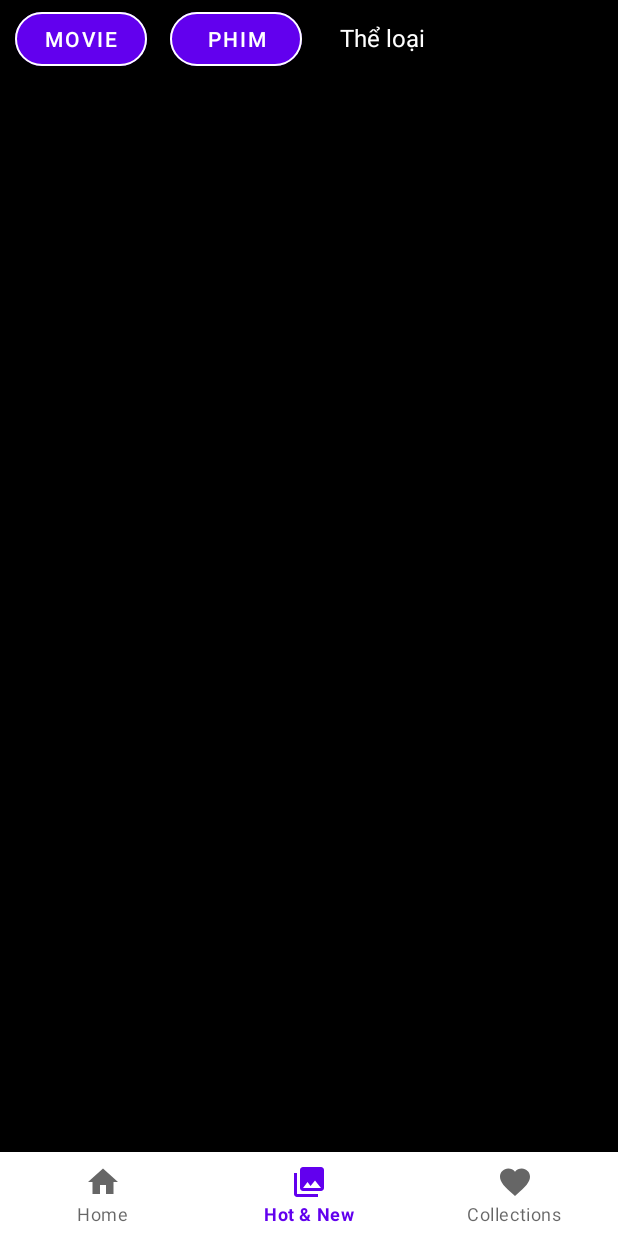
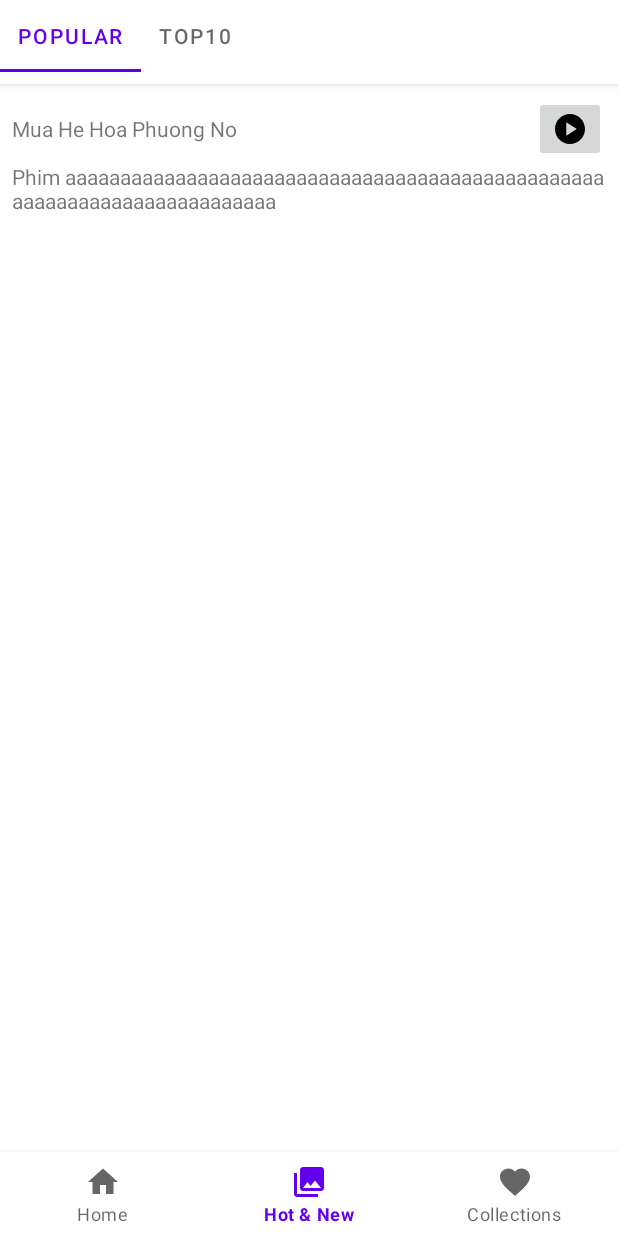
Before and after one commit to Kaeyn/GenZinema, an Android app: the screen it shows after launch (BottomNav), item 2 of the bottom bar chosen, on a phone screen of 412 x 824 dp. Run offline under Robolectric (Android 15) with nearby library versions, the phone set to English and light mode, and no system bars.

Commit message:
Added TabLayout + ViewPager

```diff
--- a/app/build.gradle
+++ b/app/build.gradle
@@ -33,6 +33,8 @@ dependencies {
     implementation 'androidx.appcompat:appcompat:1.6.1'
     implementation 'com.google.android.material:material:1.5.0'
     implementation 'androidx.constraintlayout:constraintlayout:2.1.4'
+    implementation 'com.google.android.material:material:1.4.0'  // For TabLayout and ViewPager2
+    implementation 'androidx.viewpager2:viewpager2:1.0.0'
     testImplementation 'junit:junit:4.13.2'
     androidTestImplementation 'androidx.test.ext:junit:1.1.5'
     androidTestImplementation 'androidx.test.espresso:espresso-core:3.5.1'
--- a/app/src/main/AndroidManifest.xml
+++ b/app/src/main/AndroidManifest.xml
@@ -25,9 +25,6 @@
             android:name=".View.HomePage"
             android:exported="false" />
         <activity
-            android:name=".View.UserProfile"
-            android:exported="false" />
-        <activity
             android:name=".View.BottomNav"
             android:exported="true">
             <intent-filter>
--- a/app/src/main/java/android/genzinema/Controller/Cus_Item_Search_Adapter.java
+++ b/app/src/main/java/android/genzinema/Controller/Cus_Item_Search_Adapter.java
@@ -28,6 +28,7 @@ public class Cus_Item_Search_Adapter extends RecyclerView.Adapter<Cus_Item_Searc
     @Override
     public void onBindViewHolder(@NonNull Cus_Item_Search_Adapter.MyViewHolder holder, int position) {
         Movie movie = arrayListMovie.get(position);
+        holder.imageView.setImageResource(movie.getIdThumbnails());
         holder.textView.setText(movie.getNameMovie());
         holder.imageButton.setImageResource(R.drawable.play_icon);
     }
--- a/app/src/main/java/android/genzinema/Controller/Hot_New_Pager_Adapter.java
+++ b/app/src/main/java/android/genzinema/Controller/Hot_New_Pager_Adapter.java
@@ -18,15 +18,15 @@ public class Hot_New_Pager_Adapter extends FragmentStateAdapter {
     @Override
     public Fragment createFragment(int position) {
         if(position == 0){
-
             return new HotnNew_RecycleView("Popular");
-
+        } else if (position == 1) {
+            return new HotnNew_RecycleView("Top10");
         }
         return null;
     }
 
     @Override
     public int getItemCount() {
-        return 0;
+        return 2;
     }
 }
--- a/app/src/main/java/android/genzinema/Model/Movie.java
+++ b/app/src/main/java/android/genzinema/Model/Movie.java
@@ -4,10 +4,11 @@ public class Movie {
     Integer IdMV,IdStyle,IdType,IdThumbnails;
     String UrlTrailer, NameMovie,Actors,Authors,YearProduce,Detail;
 
-    public Movie(Integer idMV, Integer idStyle, Integer idType, String urlTrailer, String nameMovie, String actors, String authors, String yearProduce, String detail) {
+    public Movie(Integer idMV, Integer idStyle, Integer idType, Integer idThumbnails,String urlTrailer, String nameMovie, String actors, String authors, String yearProduce, String detail) {
         IdMV = idMV;
         IdStyle = idStyle;
         IdType = idType;
+        IdThumbnails = idThumbnails;
         UrlTrailer = urlTrailer;
         NameMovie = nameMovie;
         Actors = actors;
@@ -88,4 +89,11 @@ public class Movie {
         Detail = detail;
     }
 
+    public Integer getIdThumbnails() {
+        return IdThumbnails;
+    }
+
+    public void setIdThumbnails(Integer idThumbnails) {
+        IdThumbnails = idThumbnails;
+    }
 }
--- a/app/src/main/java/android/genzinema/View/BottomNav.java
+++ b/app/src/main/java/android/genzinema/View/BottomNav.java
@@ -1,5 +1,6 @@
 package android.genzinema.View;
 
+import androidx.annotation.NonNull;
 import androidx.appcompat.app.ActionBar;
 import androidx.appcompat.app.AppCompatActivity;
 import androidx.appcompat.view.menu.MenuBuilder;
@@ -12,9 +13,11 @@ import android.os.Bundle;
 import android.genzinema.R;
 import android.view.Menu;
 import android.view.MenuInflater;
+import android.view.MenuItem;
 import android.widget.FrameLayout;
 
 import com.google.android.material.bottomnavigation.BottomNavigationView;
+import com.google.android.material.navigation.NavigationBarView;
 
 public class BottomNav extends AppCompatActivity {
     ActionBar actionBar;
@@ -45,6 +48,20 @@ public class BottomNav extends AppCompatActivity {
         loadFragment(new Fragment_Home());
 
 
+        bttNav.setOnItemSelectedListener(new NavigationBarView.OnItemSelectedListener() {
+            @Override
+            public boolean onNavigationItemSelected(@NonNull MenuItem item) {
+                int idFrame = item.getItemId();
+                if(idFrame == R.id.home){
+                    loadFragment(new Fragment_Home());
+                    return true;
+                } else if (idFrame == R.id.hotnnew) {
+                    loadFragment(new Fragment_HotnNew());
+                    return true;
+                }
+                return true;
+            }
+        });
     }
 
     @SuppressLint("RestrictedApi")
--- a/app/src/main/java/android/genzinema/View/Fragment_HotnNew.java
+++ b/app/src/main/java/android/genzinema/View/Fragment_HotnNew.java
@@ -13,6 +13,7 @@ import android.view.ViewGroup;
 import android.genzinema.R;
 
 import com.google.android.material.tabs.TabLayout;
+import com.google.android.material.tabs.TabLayoutMediator;
 
 /**
  * A simple {@link Fragment} subclass.
@@ -72,6 +73,16 @@ public class Fragment_HotnNew extends Fragment {
 
         Hot_New_Pager_Adapter hot_new_pager_adapter = new Hot_New_Pager_Adapter(requireActivity());
         subcategoryViewPager.setAdapter(hot_new_pager_adapter);
+
+        new TabLayoutMediator(subcategoryLayout, subcategoryViewPager, (tab, position) -> {
+            if (position == 0){
+                tab.setText("Popular");
+            } else if (position == 1) {
+                tab.setText("Top10");
+            }
+        }).attach();
+
+
         return view;
     }
 }
--- a/app/src/main/java/android/genzinema/View/HotnNew_RecycleView.java
+++ b/app/src/main/java/android/genzinema/View/HotnNew_RecycleView.java
@@ -43,21 +43,9 @@ public class HotnNew_RecycleView extends Fragment {
         // Required empty public constructor
     }
 
-    /**
-     * Use this factory method to create a new instance of
-     * this fragment using the provided parameters.
-     *
-     * @param param1 Parameter 1.
-     * @param param2 Parameter 2.
-     * @return A new instance of fragment HotnNew_RecycleView.
-     */
-    // TODO: Rename and change types and number of parameters
-    public static CustomRecycleView newInstance(String param1, String param2) {
-        CustomRecycleView fragment = new CustomRecycleView();
-        Bundle args = new Bundle();
-        args.putString(ARG_PARAM1, param1);
-        args.putString(ARG_PARAM2, param2);
-        fragment.setArguments(args);
+
+    public static HotnNew_RecycleView newInstance(String subcategoryName) {
+        HotnNew_RecycleView fragment = new HotnNew_RecycleView(subcategoryName);
         return fragment;
     }
 
@@ -80,15 +68,16 @@ public class HotnNew_RecycleView extends Fragment {
         ArrayList<Movie> dataList = getSubcategoryData(subcategoryName);
 
         CustomRecycleView adapter = new CustomRecycleView(dataList);
+        recyclerView.setAdapter(adapter);
 
         return view;
     }
 
     private ArrayList<Movie> getSubcategoryData(String subcategoryName) {
-        // Replace this with your actual data retrieval logic for each subcategory
-        // For example, you can fetch data from a database or a network call based on the subcategoryName
-        // Create a list of YourSubcategoryItem objects and return it
-        return [];
+        ArrayList<Movie> arrayList = new ArrayList<>();
+        Movie movie = new Movie(1, 1, 1, null,"url", "Mua He Hoa Phuong No", "SonTungMTP", "LeHuuMyn", "2018", "Phim aaaaaaaaaaaaaaaaaaaaaaaaaaaaaaaaaaaaaaaaaaaaaaaaaaaaaaaaaaaaaaaaaaaaaaaaa");
+        arrayList.add(movie);
+        return arrayList;
     }
     private class CustomRecycleView extends RecyclerView.Adapter<CustomRecycleView.YourViewHolder> {
 
@@ -110,7 +99,7 @@ public class HotnNew_RecycleView extends Fragment {
             Movie movie = dataList.get(position);
             // Bind data to your views in the holder (e.g., set text, images, etc.)
             // Example:
-
+//            holder.imageView.setImageResource(movie.getIdThumbnails());
             holder.textViewTitle.setText(movie.getNameMovie());
             holder.textViewDescription.setText(movie.getDetail());
             // Set other views as needed based on YourDataModel properties
--- a/app/src/main/res/layout/fragment__hotn_new.xml
+++ b/app/src/main/res/layout/fragment__hotn_new.xml
@@ -14,18 +14,19 @@
         android:layout_height="match_parent">
 
         <!-- Subcategory Navigation (TabLayout) -->
+
+        <!-- Subcategory Fragment Container (ViewPager or ViewPager2) -->
         <com.google.android.material.tabs.TabLayout
             android:id="@+id/hotNewTabLayout"
             android:layout_width="match_parent"
             android:layout_height="wrap_content"
-            android:background="@color/black"
-            app:tabMode="scrollable"
-            app:tabIndicatorColor="@color/black"
-            app:tabTextColor="@color/white"
-            app:tabSelectedTextColor="@color/black" />
+            android:background="@color/white"
+            android:elevation="4dp"
+            android:minHeight="?attr/actionBarSize"
+            android:textColor="@color/black"
+            app:tabMode="scrollable" />
 
-        <!-- Subcategory Fragment Container (ViewPager or ViewPager2) -->
-        <androidx.viewpager.widget.ViewPager
+        <androidx.viewpager2.widget.ViewPager2
             android:id="@+id/hotNewViewPager"
             android:layout_width="match_parent"
             android:layout_height="match_parent"
--- a/app/src/main/res/menu/bottom_navigation.xml
+++ b/app/src/main/res/menu/bottom_navigation.xml
@@ -3,21 +3,21 @@
     xmlns:app="http://schemas.android.com/apk/res-auto">
 
     <item
-        android:id="@+id/item_bottom_nav_home"
+        android:id="@+id/home"
         android:title="Home"
         android:icon="@drawable/bottom_nav_home"
         app:showAsAction="always"
         />
 
     <item
-        android:id="@+id/item_bottom_nav_hotnew"
+        android:id="@+id/hotnnew"
         android:title="Hot &amp; New"
         android:icon="@drawable/bottom_nav_hot_new"
         app:showAsAction="always"
         />
 
     <item
-        android:id="@+id/item_bottom_nav_favor"
+        android:id="@+id/collections"
         android:title="Collections"
         android:icon="@drawable/bottom_nav_favorite"
         app:showAsAction="always"
```
Also changed, not shown: app/src/main/java/android/genzinema/View/DetailMovie.java (+7 -7 lines), app/src/main/java/android/genzinema/View/FragmentEps.java (+95 -95 lines).
